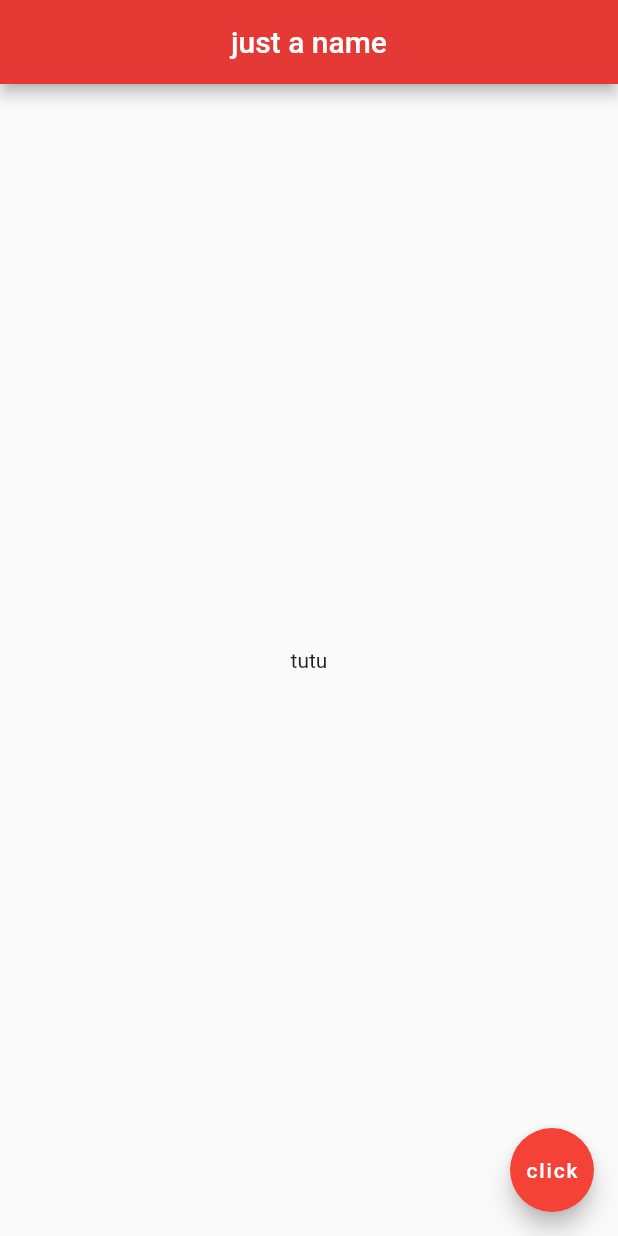
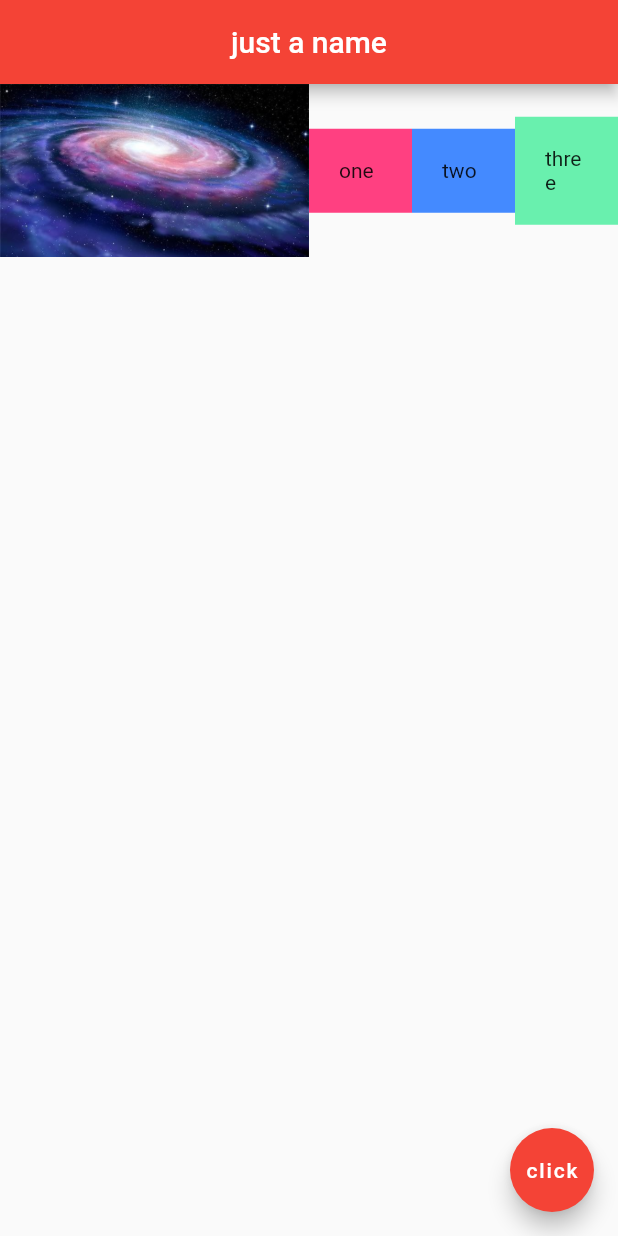
Before and after one commit to quangtu10897/flutter2, a Flutter app: the screen it shows after launch, on a phone screen of 412 x 824 dp. Run offline on Flutter 3.47's test engine with Material 2 defaults, Android fonts, the phone set to English and light mode, and no system bars.

Commit message:
futtler app

```diff
--- a/lib/main.dart
+++ b/lib/main.dart
@@ -1,27 +1,110 @@
 import 'package:flutter/material.dart';
 
 void main() => runApp(MaterialApp(
-        home: Scaffold(
+      home: Home(),
+    ));
+
+class Home extends StatelessWidget {
+  @override
+  Widget build(BuildContext context) {
+    return Scaffold(
       appBar: AppBar(
         title: Text("just a name"),
         centerTitle: true,
-        backgroundColor: Colors.red[600],
+        backgroundColor: Colors.red,
       ),
-      body: Center(
-        child: Text("tutu"),
-        child: Text(
-          "Hello tu",
-          style: TextStyle(
-            fontSize: 20.0,
-            fontWeight: FontWeight.bold,
-            letterSpacing: 2.0,
-            color: Colors.blue,
+      body: Row(
+        children: [
+          Expanded(
+              flex: 3, child: Image(image: AssetImage("assets/milky1.jpeg"))),
+          Expanded(
+            flex: 1,
+            child: Container(
+              padding: EdgeInsets.all(20),
+              color: Colors.pinkAccent,
+              child: Text("one"),
+            ),
           ),
-        ),
+          Expanded(
+            flex: 1,
+            child: Container(
+              padding: EdgeInsets.all(20),
+              color: Colors.blueAccent,
+              child: Text("two"),
+            ),
+          ),
+          Expanded(
+            flex: 1,
+            child: Container(
+              padding: EdgeInsets.all(20),
+              color: Colors.greenAccent,
+              child: Text("three"),
+            ),
+          ),
+        ],
       ),
+
+      /*Column(
+        mainAxisAlignment: MainAxisAlignment.spaceEvenly,
+        crossAxisAlignment: CrossAxisAlignment.center,
+        children: [
+          Row(
+            children: [
+              Text("man"),
+              Text("of"),
+              Text("steel"),
+            ],
+          ),
+          Container(
+            padding: EdgeInsets.all(10),
+            color: Colors.deepOrange,
+            child: Text("one"),
+          ),
+          Container(
+            padding: EdgeInsets.all(20),
+            color: Colors.lightGreen,
+            child: Text("two"),
+          ),
+          Container(
+            padding: EdgeInsets.all(30),
+            color: Colors.pink,
+            child: Text("three"),
+          )
+        ],
+      ),*/
+
+      //SingleChildScrollView(
+      //scrollDirection: Axis.horizontal,
+      /*  Row(
+        mainAxisAlignment: MainAxisAlignment.spaceEvenly,
+        crossAxisAlignment: CrossAxisAlignment.center,
+        children: [
+          Text("hello world"),
+          FlatButton(
+            onPressed: () {},
+            child: Text("Click me"),
+            color: Colors.cyan,
+          ),
+          Container(
+            child: Text("container"),
+            padding: EdgeInsets.all(10),
+            color: Colors.blueAccent,
+          ),
+          /* Container(
+              child: Image(image: AssetImage("assets/milky1.jpeg")),
+              height: 300,
+              width: 300,
+            ),*/
+        ],
+      ),*/
+      //),
       floatingActionButton: FloatingActionButton(
-        onPressed: () {},
+        onPressed: () {
+          print("clicked");
+        },
         child: Text("click"),
         backgroundColor: Colors.red,
       ),
-    )));
+    );
+  }
+}
--- a/pubspec.yaml
+++ b/pubspec.yaml
@@ -58,9 +58,9 @@ flutter:
   uses-material-design: true
 
   # To add assets to your application, add an assets section, like this:
-  # assets:
-  #   - images/a_dot_burr.jpeg
-  #   - images/a_dot_ham.jpeg
+  assets:
+    - assets/
+
 
   # An image asset can refer to one or more resolution-specific "variants", see
   # https://flutter.dev/assets-and-images/#resolution-aware
```
Also changed, not shown: assets/milky1.jpeg (added), assets/milky2.jpeg (added).
